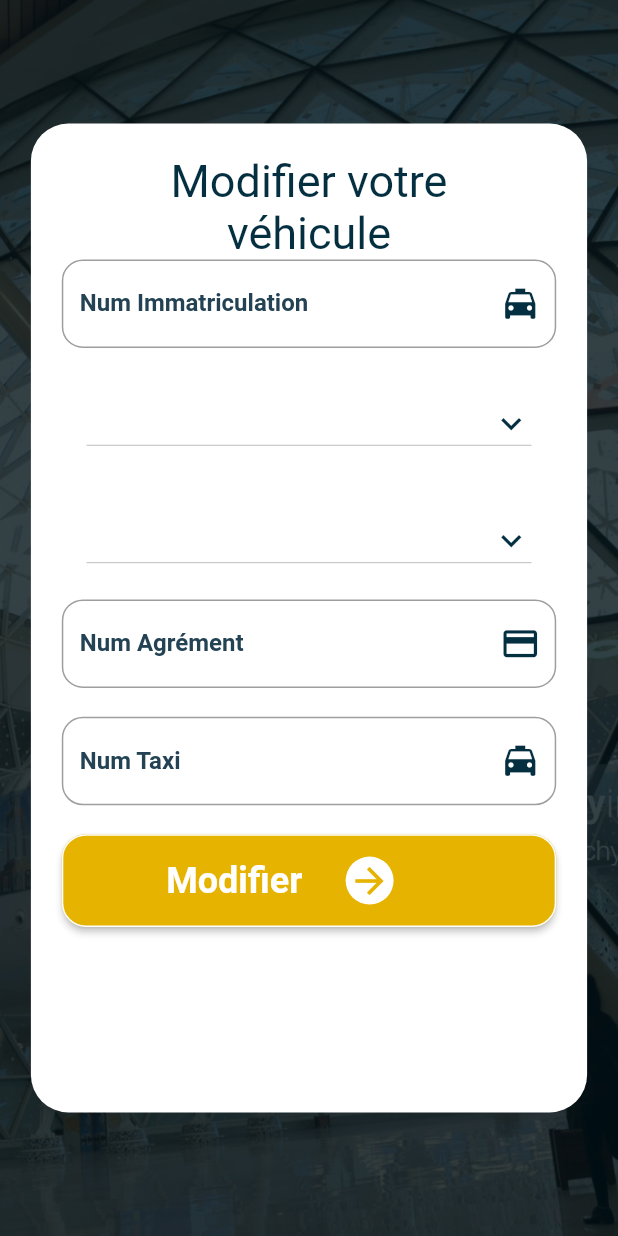
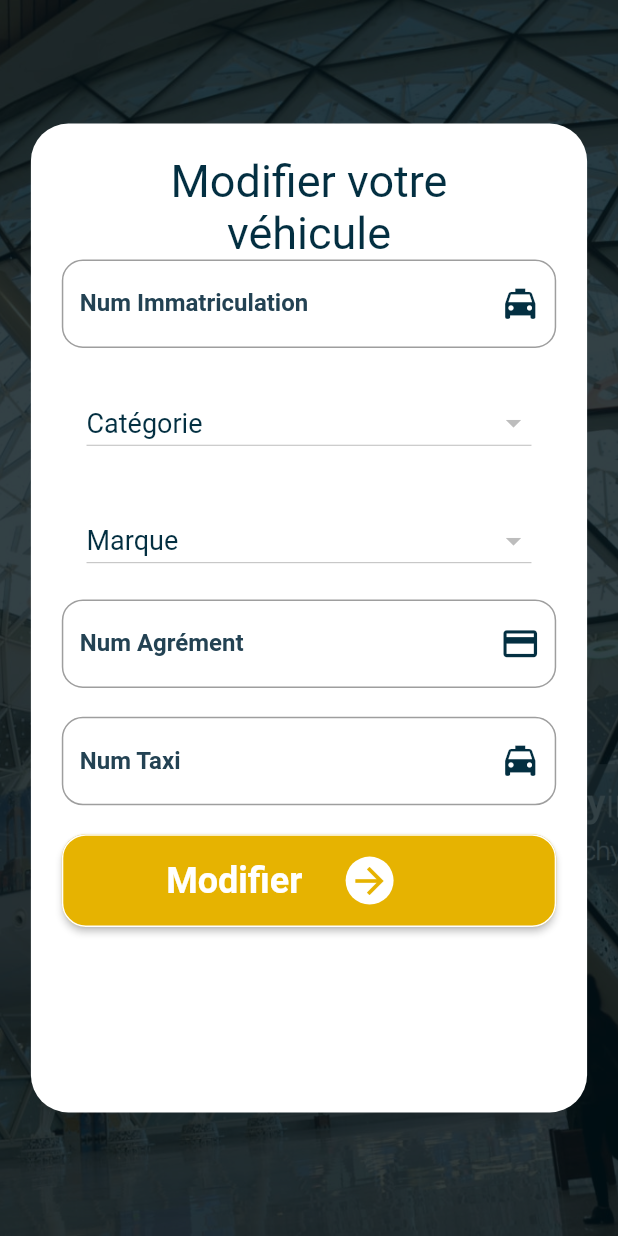
Before and after one commit to fatimahafid/ChauffeurApp, a Flutter app: the ModifierVehicule screen opened directly, on a phone screen of 412 x 824 dp. Run offline on Flutter 3.47's test engine with Material 2 defaults, Android fonts, the phone set to English and light mode, and no system bars; our stand-ins replace convert, dio, flutter_local_notifications, image_picker, location, page_transition and 3 more; missing offline and left inert: flutter_session, mysql1, password; accounts and stored records are empty; Roboto replaces fonts that are missing (Pacificio).

Commit message:
final v 1.5.2

```diff
--- a/lib/screens/ajouterVehicule.dart
+++ b/lib/screens/ajouterVehicule.dart
@@ -147,7 +147,7 @@ class _AjouterVehiculeState extends State<AjouterVehicule> {
     print('in insert method');
     int marque_id;
     int type_id;
-    if((is_taxi && (agrem.text=="" || numtaxi=="") )|| immatr.text==""   || marque==null || type==null || (is_taxi==false && _isimageEmpty==true ))
+    if((is_taxi && (agrem.text=="" || numtaxi=="") )|| immatr.text==""   || marque==null || type==null)
     {
 
       setState(() {
--- a/lib/screens/modifierVehicule.dart
+++ b/lib/screens/modifierVehicule.dart
@@ -28,8 +28,7 @@ class _ModifierVehiculeState extends State<ModifierVehicule> {
   final agrem = TextEditingController();
   final numtaxi = TextEditingController();
 
-  List<String> marques = getMarques();
-  List<String> categories = getGategories();
+
   var _isimageEmpty=true;
   var imageColor=Colors.white;
   var titre='Ajouter une image';
@@ -45,8 +44,13 @@ class _ModifierVehiculeState extends State<ModifierVehicule> {
   static int userMarque_id;
   static int userType_id;
   String ctitle = "testphoto";
-  static var marque=' ';
-  static var categ=' ';
+  static var marque='Marque';
+  static var categ='Catégorie';
+  List<String> marques=getMarques() ;
+  List<String> categories=getGategories() ;
+
+  String dropdownvalue='G';
+  var dropdownvalue1;
 
   @override
   void dispose() {
@@ -110,6 +114,8 @@ class _ModifierVehiculeState extends State<ModifierVehicule> {
     getLaCateg();
     dropdownvalue1=marque;
     dropdownvalue=categ;
+    //List<String> categories = getGategories();
+
     return super.initState();
   }
 
@@ -282,8 +288,7 @@ class _ModifierVehiculeState extends State<ModifierVehicule> {
         host: 'shuttle.myguide.ma', user: 'myguidem', password: 'aqJ6gVU;6O79-y',db: 'myguidem_taxiapp'));
     return conn;
   }
-  var dropdownvalue=categ;
-  var dropdownvalue1=marque;
+
 
   @override
   Widget build(BuildContext context) {
@@ -370,7 +375,8 @@ class _ModifierVehiculeState extends State<ModifierVehicule> {
                                     top: SizeConfig.safeBlockHorizontal * 4,
                                     left: SizeConfig.safeBlockHorizontal * 4,
                                     right: SizeConfig.safeBlockHorizontal * 4),
-                                child:DropdownButton<String>(
+                                child:DropdownButton(
+                                  value: null,
                                   hint: Text(categ,
                                       textAlign: TextAlign.center,
                                       style: TextStyle(
@@ -378,23 +384,14 @@ class _ModifierVehiculeState extends State<ModifierVehicule> {
                                         fontSize: 18,
                                         fontFamily: "Pacificio",
                                       )),
-                                  isExpanded: true,
-                                  value: dropdownvalue,
-                                  icon: Icon(Icons.keyboard_arrow_down,color: Color(0xFFF032f41),
-                                  ),
-                                  iconSize: 27,
-                                  elevation: 20,
-                                  onChanged: (String value){
-                                    setState((){
-                                      dropdownvalue = value;
-                                      print("select:"+dropdownvalue);
-
+                                  isExpanded: true,                                  onChanged: (String newValue) {
+                                    setState(() {
+                                      dropdownvalue=newValue;
+                                      categ=newValue;
                                     });
-
                                   },
-                                  items: categories
-                                      .map<DropdownMenuItem<String>>((String value){
-                                    return DropdownMenuItem<String>(
+                                  items: categories.map((String value) {
+                                    return DropdownMenuItem(
                                       value: value,
                                       child: Text(value),
                                     );
@@ -413,7 +410,8 @@ class _ModifierVehiculeState extends State<ModifierVehicule> {
                                     top: SizeConfig.safeBlockHorizontal * 4,
                                     left: SizeConfig.safeBlockHorizontal * 4,
                                     right: SizeConfig.safeBlockHorizontal * 4),
-                                child:DropdownButton<String>(
+                                child:DropdownButton(
+                                  value: null,
                                   hint: Text(marque,
                                       textAlign: TextAlign.center,
                                       style: TextStyle(
@@ -421,22 +419,14 @@ class _ModifierVehiculeState extends State<ModifierVehicule> {
                                         fontSize: 18,
                                         fontFamily: "Pacificio",
                                       )),
-                                  isExpanded: true,
-                                  value: dropdownvalue1,
-                                  icon: Icon(Icons.keyboard_arrow_down,color: Color(0xFFF032f41),
-                                  ),
-                                  iconSize: 27,
-                                  elevation: 20,
-                                  onChanged: (String newval){
-                                    setState((){
-                                      dropdownvalue1 = newval;
-                                      print("select:"+dropdownvalue1);
-                                    });
-
-                                  },
-                                  items: marques
-                                      .map<DropdownMenuItem<String>>((String value){
-                                    return DropdownMenuItem<String>(
+                                  isExpanded: true,                                  onChanged: (String newValue) {
+                                  setState(() {
+                                    dropdownvalue1=newValue;
+                                    marque=newValue;
+                                  });
+                                },
+                                  items: marques.map((String value) {
+                                    return DropdownMenuItem(
                                       value: value,
                                       child: Text(value),
                                     );
```
Also changed, not shown: lib/screens/editProfile.dart (+10 -0 lines), 1 other file.
